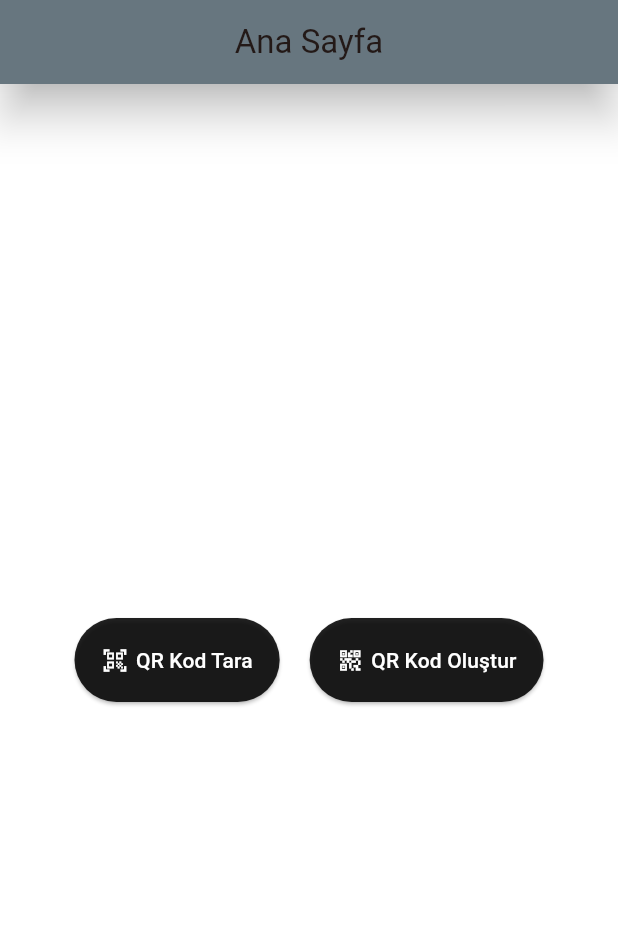
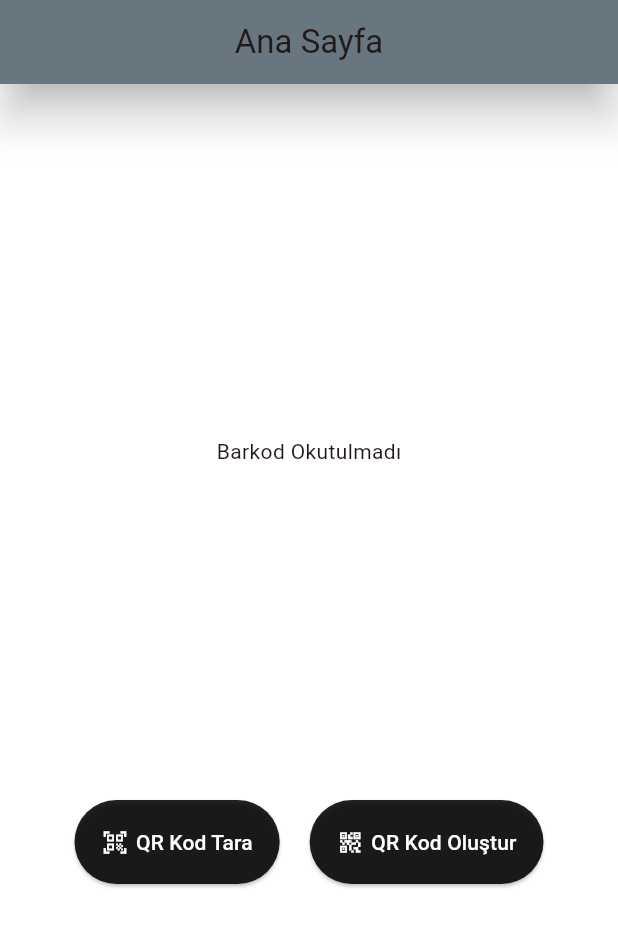
Before and after one commit to OguzAytar/qrcode, a Flutter app: the screen it shows after launch, on a phone screen of 412 x 824 dp. Shown: the top 927 px of the screen. Run offline on Flutter 3.47's test engine with Material 3 defaults, Android fonts, the phone set to English and light mode, and no system bars; our stand-ins replace qr_flutter; missing offline and left inert: qr_code_scanner.

Commit message:
gerıdonus

```diff
--- a/lib/view/homeScreen/home_screen.dart
+++ b/lib/view/homeScreen/home_screen.dart
@@ -1,4 +1,5 @@
 import 'package:flutter/material.dart';
+import 'package:qr_code_scanner/qr_code_scanner.dart';
 import 'package:qrcode/view/qrGenerateScreen/qr_generate_screen.dart';
 import 'package:qrcode/view/qrScanScreen/qr_scan_screen.dart';
 
@@ -10,6 +11,7 @@ class AnaSayfa extends StatefulWidget {
 }
 
 class _AnaSayfaState extends State<AnaSayfa> {
+  String? result;
   @override
   Widget build(BuildContext context) {
     return Scaffold(
@@ -24,23 +26,26 @@ class _AnaSayfaState extends State<AnaSayfa> {
       body: Padding(
           padding: const EdgeInsets.all(12),
           child: Center(
-            child: Row(
-                mainAxisAlignment: MainAxisAlignment.center,
-                crossAxisAlignment: CrossAxisAlignment.center,
-                children: [
+            child: Column(
+              children: [
+                const Spacer(),
+                Text(result ?? 'Barkod Okutulmadı'),
+                const Spacer(),
+                Row(mainAxisAlignment: MainAxisAlignment.center, crossAxisAlignment: CrossAxisAlignment.center, children: [
                   ElevatedButton(
-                      onPressed: () {
-                        Navigator.push(
+                      onPressed: () async {
+                        final backResult = await Navigator.push<Barcode>(
                             context,
                             MaterialPageRoute(
                               builder: (context) => const QRScanScreen(),
                             ));
+                        setState(() {
+                          result = backResult?.code;
+                        });
                       },
                       style: const ButtonStyle(
-                          backgroundColor:
-                              MaterialStatePropertyAll(Colors.black87),
-                          padding:
-                              MaterialStatePropertyAll(EdgeInsets.all(18))),
+                          backgroundColor: WidgetStatePropertyAll(Colors.black87),
+                          padding: WidgetStatePropertyAll(EdgeInsets.all(18))),
                       child: const Row(
                         children: [
                           Icon(
@@ -68,10 +73,8 @@ class _AnaSayfaState extends State<AnaSayfa> {
                             ));
                       },
                       style: const ButtonStyle(
-                          backgroundColor:
-                              MaterialStatePropertyAll(Colors.black87),
-                          padding:
-                              MaterialStatePropertyAll(EdgeInsets.all(18))),
+                          backgroundColor: WidgetStatePropertyAll(Colors.black87),
+                          padding: WidgetStatePropertyAll(EdgeInsets.all(18))),
                       child: const Row(
                         children: [
                           Icon(
@@ -88,6 +91,9 @@ class _AnaSayfaState extends State<AnaSayfa> {
                         ],
                       ))
                 ]),
+                const Spacer(),
+              ],
+            ),
           )),
     );
   }
```
Also changed, not shown: lib/view/qrScanScreen/qr_scan_screen.dart (+9 -33 lines), pubspec.lock, 1 other file.
